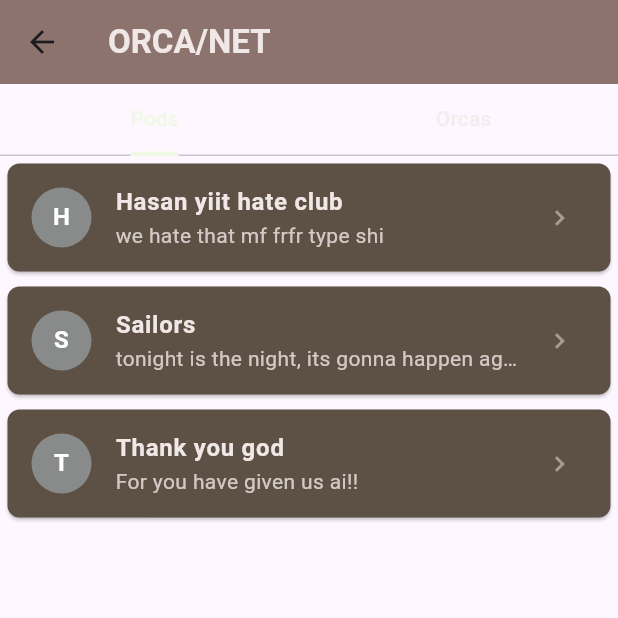
After one commit to M-ismail83/Orcanet, a Flutter app: the chatPage screen opened directly, on a phone screen of 412 x 824 dp, the top half of it. The commit adds this screen. Run offline on Flutter 3.47's test engine with Material 3 defaults, Android fonts, the phone set to English and light mode, and no system bars; our stand-ins replace firebase_core, stroke_text; accounts and stored records are empty.

Commit message:
Added chatPage.dart

```diff
--- a/analysis_options.yaml
+++ b/analysis_options.yaml
@@ -11,6 +11,7 @@ analyzer:
   errors:
     unused_import: ignore
     file_names: ignore
+    camel_case_types: ignore
 include: package:flutter_lints/flutter.yaml
 
 linter:
--- /dev/null
+++ b/lib/chatPage.dart
@@ -0,0 +1,168 @@
+import 'package:flutter/material.dart';
+
+//groups or chats iq
+class ChatRoom {
+  final String name;
+  final String lastMessage;
+  final String type; // 'Pods' or 'Orcas'
+
+  ChatRoom(this.name, this.lastMessage, this.type);
+}
+
+final List<ChatRoom> allChats = [
+  ChatRoom('Hasan yiit hate club', 'we hate that mf frfr type shi', 'Pods'),
+  ChatRoom('Sailors', 'tonight is the night, its gonna happen again', 'Pods'),
+  ChatRoom('Thank you god', 'For you have given us ai!!', 'Pods'),
+  ChatRoom('Ismail', 'Big Boss', 'Orcas'),
+  ChatRoom('Dildar', 'Big Bossette?', 'Orcas'),
+  ChatRoom('Deno', 'the msku urinal shi**er', 'Orcas'),
+];
+
+//idk what this is ai helped wit it
+class chatPage extends StatelessWidget {
+  const chatPage({super.key});
+
+  @override
+  Widget build(BuildContext context) {
+    //tab controller
+    return DefaultTabController(
+      length: 2, // Pods and Orcas
+      child: Scaffold(
+        appBar: AppBar(
+          title: const Text('ORCA/NET', style: TextStyle(fontWeight: FontWeight.bold, color: Color.fromRGBO(240, 232, 230, 1))),
+          elevation: 4,
+          backgroundColor: Color.fromRGBO(145, 118, 104, 1),
+
+        ),
+
+        //body :)
+        body: Column(
+          children: <Widget>[
+            //places the tab bar at the top of the body
+            //it goes purple whenever it is chosen how does one fix that
+            TabBar(
+              labelColor: Color.fromRGBO(240, 248, 230, 1),
+              unselectedLabelColor: const Color.fromRGBO(240, 232, 230, 0.7),
+              indicatorColor: Color.fromRGBO(240, 248, 230, 1),
+              tabs: const [
+                Tab(text: 'Pods'),
+                Tab(text: 'Orcas'),
+              ],
+            ),
+
+            //ai helped with this part idk how it works, explain??
+            Expanded(
+              child: TabBarView(
+                children: [
+                  // Filter chats for the 'Pods' tab
+                  ChatTabView(
+                    chats: allChats.where((chat) => chat.type == 'Pods').toList(),
+                  ),
+                  // Filter chats for the 'Orcas' tab
+                  ChatTabView(
+                    chats: allChats.where((chat) => chat.type == 'Orcas').toList(),
+                  ),
+                ],
+              ),
+            ),
+          ],
+        ),
+      ),
+    );
+  }
+}
+
+//idont understand this part aswell?
+class ChatTabView extends StatelessWidget {
+  final List<ChatRoom> chats;
+
+  const ChatTabView({required this.chats, super.key});
+
+  @override
+  Widget build(BuildContext context) {
+    if (chats.isEmpty) {
+      return const Center(
+        child: Text(
+          'No chat rooms in this section.',
+          style: TextStyle(color: Color.fromRGBO(240, 232, 230, 1), fontWeight: FontWeight.w600),
+        ),
+      );
+    }
+
+    return ListView.builder(
+      itemCount: chats.length,
+      itemBuilder: (context, index) {
+        final chat = chats[index];
+        return ChatRoomTile(chat: chat);
+      },
+    );
+  }
+}
+
+class ChatRoomTile extends StatelessWidget {
+  final ChatRoom chat;
+
+  const ChatRoomTile({required this.chat, super.key});
+
+  void _logChatRoomTap() {
+    print('Tapped main tile for chat: ${chat.name}');
+  }
+
+  void _logProfileTap() {
+    print('Tapped profile avatar for chat: ${chat.name}');
+  }
+
+  @override
+  Widget build(BuildContext context) {
+    return Padding(
+      padding: const EdgeInsets.symmetric(horizontal: 1.0, vertical: 1.0),
+      child: Card(
+        color: Color.fromRGBO(92, 81, 68, 1),
+        elevation: 1,
+        shape: RoundedRectangleBorder(
+          borderRadius: BorderRadius.circular(8),
+        ),
+
+        //this part weirds me tf out
+        child: ListTile(
+          //Tapping the leading CircleAvatar logs the profile tap
+          leading: InkWell(
+            onTap: _logProfileTap,
+            borderRadius: BorderRadius.circular(50),
+            child: CircleAvatar(
+              backgroundColor: const Color.fromRGBO(137, 139, 139, 1),
+              foregroundColor: Colors.white,
+              child: Text(
+                chat.name[0],
+                style: const TextStyle(fontWeight: FontWeight.bold),
+              ),
+            ),
+          ),
+
+          //Tapping the rest of the tile logs the chat room tap
+          onTap: _logChatRoomTap,
+
+          //chat room name
+          title: Text(
+            chat.name,
+
+            style: const TextStyle(color: Color.fromRGBO(240, 232, 230, 1), fontWeight: FontWeight.w600),
+          ),
+
+          subtitle: Text(
+            chat.lastMessage,
+            maxLines: 1,
+            overflow: TextOverflow.ellipsis,
+            style: const TextStyle(color: Color.fromRGBO(240, 232, 230, 0.8), fontWeight: FontWeight.w400),
+          ),
+
+          trailing: const Icon(
+            Icons.chevron_right,
+            size: 20,
+            color: Color.fromRGBO(240, 232, 230, 0.5), // Changed to fit dark theme
+          ),
+        ),
+      ),
+    );
+  }
+}
--- a/lib/message.dart
+++ b/lib/message.dart
@@ -1,6 +1,8 @@
 import 'package:flutter/material.dart';
 
 class message extends StatefulWidget {
+  const message({super.key});
+
   @override
   State<StatefulWidget> createState() => _messageState();
 
--- a/lib/orcaAndPodsPage.dart
+++ b/lib/orcaAndPodsPage.dart
@@ -1,6 +1,8 @@
 import 'package:flutter/material.dart';
 
 class orcaAndPodsPage extends StatefulWidget{
+  const orcaAndPodsPage({super.key});
+
   @override
   State<StatefulWidget> createState() => _orcaAndPodsPage();
 
```
